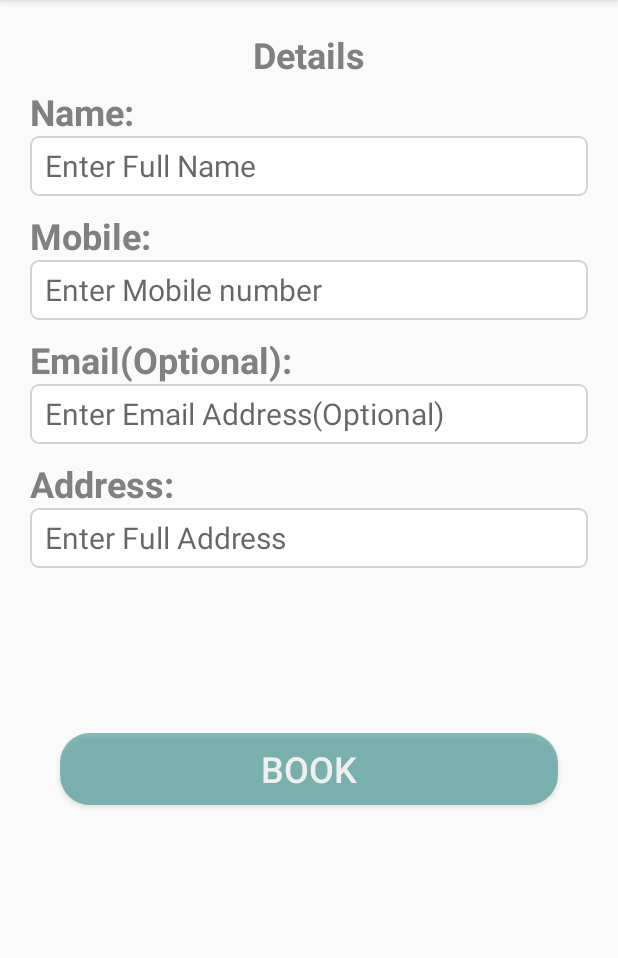
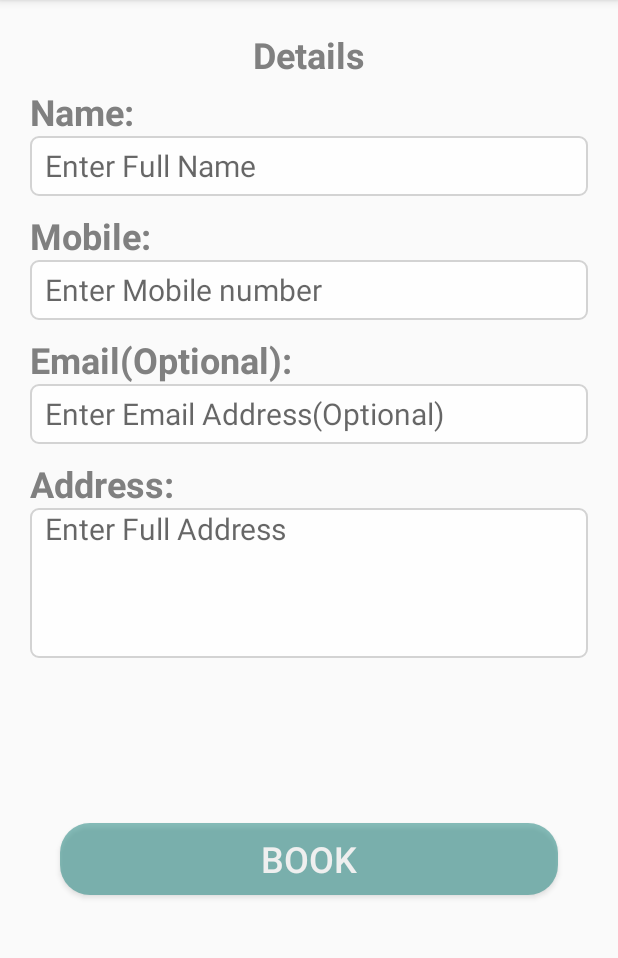
Before and after one commit to 31ravindra/SanitizeMe, an Android app: the UserDetailsActivity screen opened directly, with no data from a screen before it, on a phone screen of 412 x 824 dp, the part 84-1042 px from its top. Run offline under Robolectric (Android 15) with nearby library versions, the phone set to English and light mode, and no system bars; 5 statements that could not run were skipped.

Commit message:
version4.1 release

```diff
--- a/SanetizeMe/app/src/main/res/layout/activity_user_details.xml
+++ b/SanetizeMe/app/src/main/res/layout/activity_user_details.xml
@@ -99,14 +99,15 @@
 
         <EditText
             android:id="@+id/addtext"
+            android:layout_width="match_parent"
+            android:layout_height="100dp"
+            android:background="@drawable/rounded_edittext"
+            android:ems="10"
+            android:hint="Enter Full Address"
             android:inputType="textMultiLine"
+            android:gravity="top"
             android:maxLines="4"
             android:paddingLeft="10dp"
-            android:layout_width="match_parent"
-            android:background="@drawable/rounded_edittext"
-            android:layout_height="40dp"
-            android:ems="10"
-            android:hint="Enter Full Address"
             android:textSize="20sp" />
 
         <TextView
```
Also changed, not shown: SanetizeMe/app/src/main/res/drawable/secondscreen.jpg (added).
